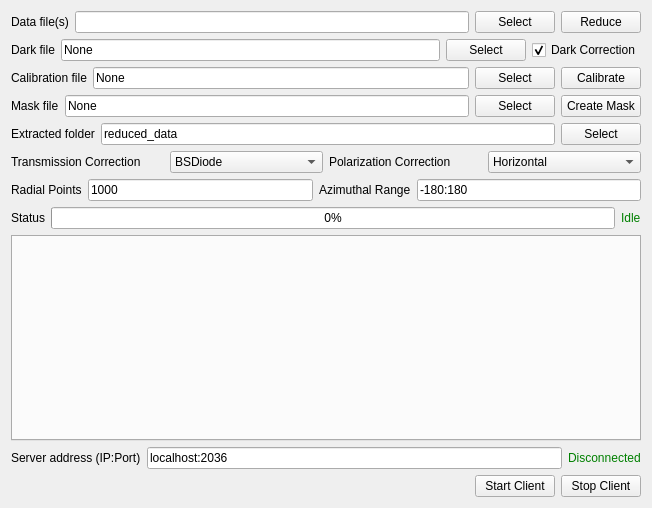
This is UI_Forms/Data_Reduction_Client.ui in chemmatcars/XAnoS as Qt 5 draws it before an edit. The edited form follows.
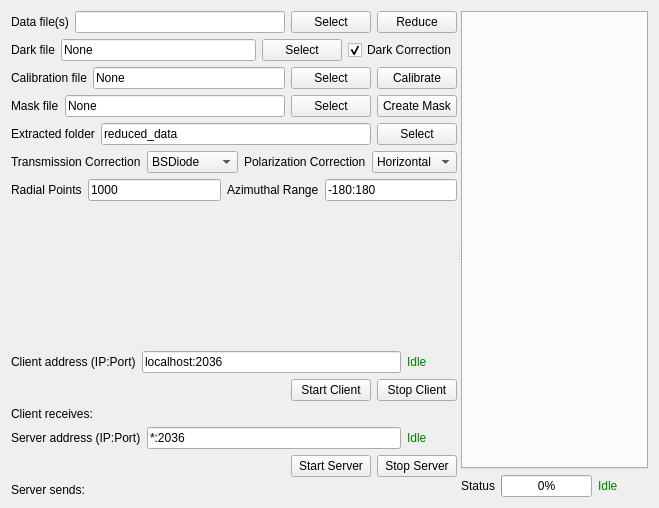
This is the edited form.

```diff
--- a/UI_Forms/Data_Reduction_Client.ui
+++ b/UI_Forms/Data_Reduction_Client.ui
@@ -13,9 +13,14 @@
   <property name="windowTitle">
    <string>Form</string>
   </property>
-  <layout class="QHBoxLayout" name="horizontalLayout_11">
+  <layout class="QVBoxLayout" name="verticalLayout_5">
    <item>
-    <layout class="QVBoxLayout" name="verticalLayout">
+    <widget class="QSplitter" name="splitter">
+     <property name="orientation">
+      <enum>Qt::Horizontal</enum>
+     </property>
+     <widget class="QWidget" name="">
+      <layout class="QVBoxLayout" name="verticalLayout_4">
      <item>
       <layout class="QHBoxLayout" name="horizontalLayout_2">
        <item>
@@ -267,6 +272,206 @@
       </layout>
      </item>
      <item>
+        <spacer name="verticalSpacer">
+         <property name="orientation">
+          <enum>Qt::Vertical</enum>
+         </property>
+         <property name="sizeHint" stdset="0">
+          <size>
+           <width>20</width>
+           <height>40</height>
+          </size>
+         </property>
+        </spacer>
+       </item>
+       <item>
+        <layout class="QVBoxLayout" name="verticalLayout_2">
+         <item>
+          <layout class="QHBoxLayout" name="horizontalLayout_9">
+           <item>
+            <widget class="QLabel" name="clientAddressLabel">
+             <property name="text">
+              <string>Client address (IP:Port)</string>
+             </property>
+            </widget>
+           </item>
+           <item>
+            <widget class="QLineEdit" name="clientAddressLineEdit">
+             <property name="text">
+              <string>localhost:2036</string>
+             </property>
+            </widget>
+           </item>
+           <item>
+            <widget class="QLabel" name="clientStatusLabel">
+             <property name="sizePolicy">
+              <sizepolicy hsizetype="Preferred" vsizetype="Preferred">
+               <horstretch>0</horstretch>
+               <verstretch>0</verstretch>
+              </sizepolicy>
+             </property>
+             <property name="minimumSize">
+              <size>
+               <width>50</width>
+               <height>0</height>
+              </size>
+             </property>
+             <property name="text">
+              <string>&lt;html&gt;&lt;head/&gt;&lt;body&gt;&lt;p&gt;&lt;span style=&quot; color:#008000;&quot;&gt;Idle&lt;/span&gt;&lt;/p&gt;&lt;/body&gt;&lt;/html&gt;</string>
+             </property>
+            </widget>
+           </item>
+          </layout>
+         </item>
+         <item>
+          <layout class="QHBoxLayout" name="horizontalLayout_10">
+           <item>
+            <spacer name="horizontalSpacer">
+             <property name="orientation">
+              <enum>Qt::Horizontal</enum>
+             </property>
+             <property name="sizeHint" stdset="0">
+              <size>
+               <width>40</width>
+               <height>20</height>
+              </size>
+             </property>
+            </spacer>
+           </item>
+           <item>
+            <widget class="QPushButton" name="startClientPushButton">
+             <property name="sizePolicy">
+              <sizepolicy hsizetype="Fixed" vsizetype="Fixed">
+               <horstretch>0</horstretch>
+               <verstretch>0</verstretch>
+              </sizepolicy>
+             </property>
+             <property name="text">
+              <string>Start Client</string>
+             </property>
+            </widget>
+           </item>
+           <item>
+            <widget class="QPushButton" name="stopClientPushButton">
+             <property name="sizePolicy">
+              <sizepolicy hsizetype="Fixed" vsizetype="Fixed">
+               <horstretch>0</horstretch>
+               <verstretch>0</verstretch>
+              </sizepolicy>
+             </property>
+             <property name="text">
+              <string>Stop Client</string>
+             </property>
+            </widget>
+           </item>
+          </layout>
+         </item>
+         <item>
+          <widget class="QLabel" name="clientMessageLabel">
+           <property name="text">
+            <string>Client receives:</string>
+           </property>
+          </widget>
+         </item>
+        </layout>
+       </item>
+       <item>
+        <layout class="QVBoxLayout" name="verticalLayout_3">
+         <item>
+          <layout class="QHBoxLayout" name="horizontalLayout_11">
+           <item>
+            <widget class="QLabel" name="serverAddressLabel">
+             <property name="text">
+              <string>Server address (IP:Port)</string>
+             </property>
+            </widget>
+           </item>
+           <item>
+            <widget class="QLineEdit" name="serverAddressLineEdit">
+             <property name="text">
+              <string>*:2036</string>
+             </property>
+            </widget>
+           </item>
+           <item>
+            <widget class="QLabel" name="serverStatusLabel">
+             <property name="minimumSize">
+              <size>
+               <width>50</width>
+               <height>0</height>
+              </size>
+             </property>
+             <property name="text">
+              <string>&lt;font color=&quot;green&quot;&gt;Idle&lt;/font&gt;</string>
+             </property>
+            </widget>
+           </item>
+          </layout>
+         </item>
+         <item>
+          <layout class="QHBoxLayout" name="horizontalLayout_12">
+           <item>
+            <spacer name="horizontalSpacer_2">
+             <property name="orientation">
+              <enum>Qt::Horizontal</enum>
+             </property>
+             <property name="sizeHint" stdset="0">
+              <size>
+               <width>40</width>
+               <height>20</height>
+              </size>
+             </property>
+            </spacer>
+           </item>
+           <item>
+            <widget class="QPushButton" name="startServerPushButton">
+             <property name="sizePolicy">
+              <sizepolicy hsizetype="Fixed" vsizetype="Fixed">
+               <horstretch>0</horstretch>
+               <verstretch>0</verstretch>
+              </sizepolicy>
+             </property>
+             <property name="text">
+              <string>Start Server</string>
+             </property>
+            </widget>
+           </item>
+           <item>
+            <widget class="QPushButton" name="stopServerPushButton">
+             <property name="sizePolicy">
+              <sizepolicy hsizetype="Fixed" vsizetype="Fixed">
+               <horstretch>0</horstretch>
+               <verstretch>0</verstretch>
+              </sizepolicy>
+             </property>
+             <property name="text">
+              <string>Stop Server</string>
+             </property>
+            </widget>
+           </item>
+          </layout>
+         </item>
+         <item>
+          <widget class="QLabel" name="serverMessageLabel">
+           <property name="text">
+            <string>Server sends:</string>
+           </property>
+          </widget>
+         </item>
+        </layout>
+       </item>
+      </layout>
+     </widget>
+     <widget class="QWidget" name="">
+      <layout class="QVBoxLayout" name="verticalLayout">
+       <item>
+        <widget class="QTabWidget" name="tabWidget">
+         <property name="currentIndex">
+          <number>-1</number>
+         </property>
+        </widget>
+       </item>
+       <item>
       <layout class="QHBoxLayout" name="horizontalLayout">
        <item>
         <widget class="QLabel" name="progressLabel">
@@ -284,6 +489,12 @@
        </item>
        <item>
         <widget class="QLabel" name="statusLabel">
+           <property name="minimumSize">
+            <size>
+             <width>50</width>
+             <height>0</height>
+            </size>
+           </property>
          <property name="text">
           <string>&lt;font color=&quot;green&quot;&gt;Idle&lt;/font&gt;</string>
          </property>
@@ -294,76 +505,9 @@
        </item>
       </layout>
      </item>
-     <item>
-      <widget class="QTabWidget" name="tabWidget">
-       <property name="currentIndex">
-        <number>-1</number>
-       </property>
-      </widget>
-     </item>
-     <item>
-      <layout class="QHBoxLayout" name="horizontalLayout_9">
-       <item>
-        <widget class="QLabel" name="serverAddressLabel">
-         <property name="text">
-          <string>Server address (IP:Port)</string>
-         </property>
-        </widget>
-       </item>
-       <item>
-        <widget class="QLineEdit" name="serverAddressLineEdit">
-         <property name="text">
-          <string>localhost:2036</string>
-         </property>
-        </widget>
-       </item>
-       <item>
-        <widget class="QLabel" name="connectionStatusLabel">
-         <property name="text">
-          <string>&lt;font color=&quot;green&quot;&gt;Disconnected&lt;/font&gt;</string>
-         </property>
-        </widget>
-       </item>
       </layout>
-     </item>
-     <item>
-      <layout class="QHBoxLayout" name="horizontalLayout_10">
-       <item>
-        <widget class="QLabel" name="messageLabel">
-         <property name="text">
-          <string/>
-         </property>
-        </widget>
-       </item>
-       <item>
-        <widget class="QPushButton" name="startClientPushButton">
-         <property name="sizePolicy">
-          <sizepolicy hsizetype="Fixed" vsizetype="Fixed">
-           <horstretch>0</horstretch>
-           <verstretch>0</verstretch>
-          </sizepolicy>
-         </property>
-         <property name="text">
-          <string>Start Client</string>
-         </property>
-        </widget>
-       </item>
-       <item>
-        <widget class="QPushButton" name="stopClientPushButton">
-         <property name="sizePolicy">
-          <sizepolicy hsizetype="Fixed" vsizetype="Fixed">
-           <horstretch>0</horstretch>
-           <verstretch>0</verstretch>
-          </sizepolicy>
-         </property>
-         <property name="text">
-          <string>Stop Client</string>
-         </property>
-        </widget>
-       </item>
-      </layout>
-     </item>
-    </layout>
+     </widget>
+    </widget>
    </item>
   </layout>
  </widget>
```
Lines whose indentation alone changed are shown as unchanged.
